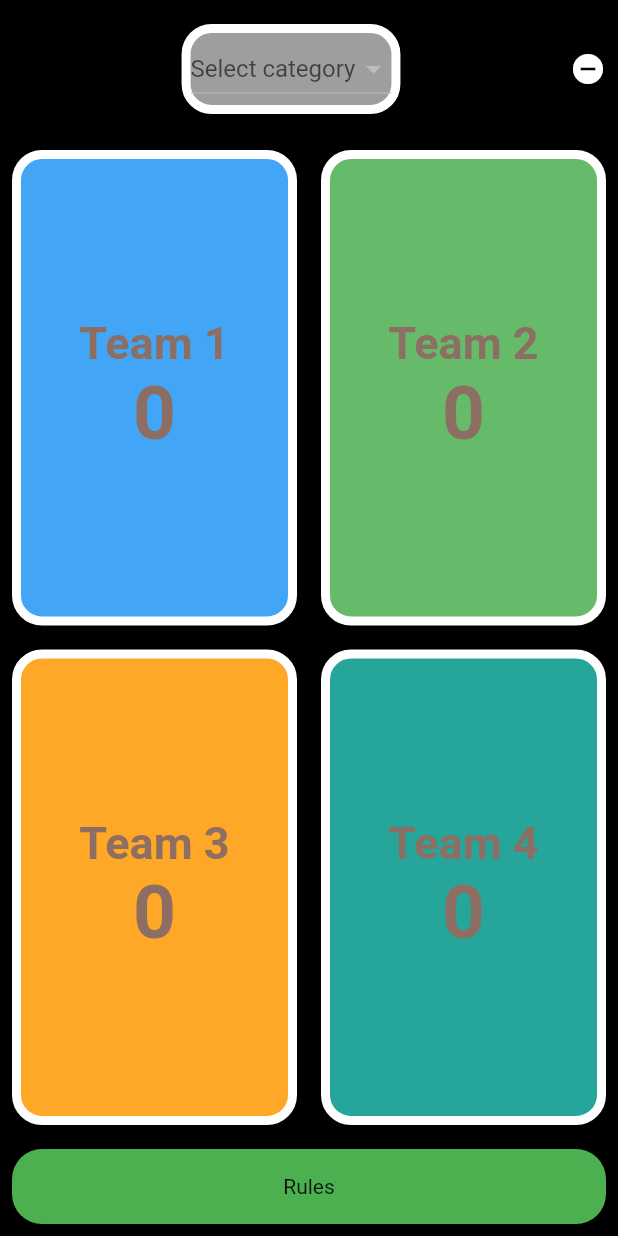
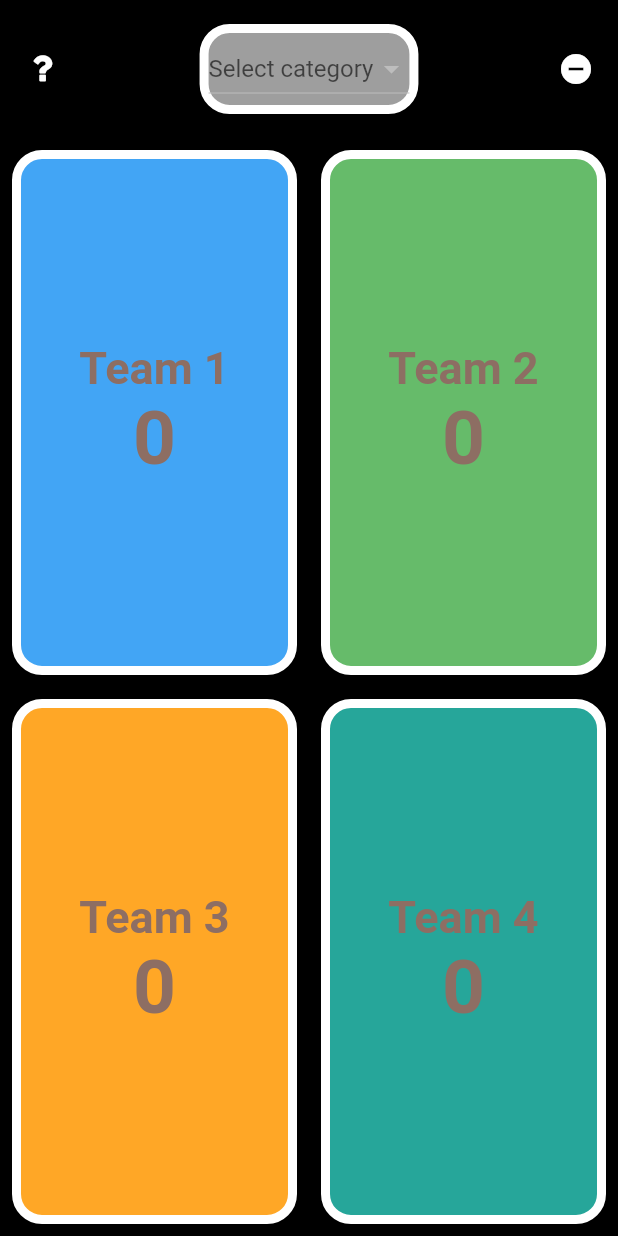
Before and after one commit to angin91/play_with_friends, a Flutter app: the GuessWhoStartPage screen opened directly, on a phone screen of 412 x 824 dp. Run offline on Flutter 3.47's test engine with Material 2 defaults, Android fonts, the phone set to English and light mode, and no system bars; our stand-ins replace flip_card, shared_preferences, wakelock; missing offline and left inert: aeyrium_sensor, fullscreen; accounts and stored records are empty.

Commit message:
Added cutom icons and changed how to show the rules in guess who

```diff
--- a/lib/games/GuessWhoStartPage.dart
+++ b/lib/games/GuessWhoStartPage.dart
@@ -1,9 +1,8 @@
 import 'package:flutter/material.dart';
 import 'package:flutter/services.dart';
 import 'package:play_with_friends/games/general/GuessWho.dart';
-import 'package:play_with_friends/widgets/CostumButton.dart';
+import 'package:play_with_friends/models/custom_icons.dart';
 import 'package:play_with_friends/widgets/CustomBox.dart';
-import 'file:///C:/Users/angin/workspace/play_with_friends/lib/games/general/RulePage.dart';
 import 'package:shared_preferences/shared_preferences.dart';
 
 import '../Helper.dart';
@@ -94,6 +93,13 @@ class _GuessWhoStartPageState extends State<GuessWhoStartPage> {
                   padding: const EdgeInsets.all(8.0),
                   child: Row(
                     children: [
+                      Padding(
+                        padding: const EdgeInsets.all(8.0),
+                        child: GestureDetector(
+                          child: Icon(CustomIcons.help, color: Colors.white,),
+                          onTap: () => getRule("resource/rules/guess_who_rules_swe"),
+                        ),
+                      ),
                       Expanded(
                         child: Center(
                           child: Padding(
@@ -128,10 +134,13 @@ class _GuessWhoStartPageState extends State<GuessWhoStartPage> {
                           ),
                         ),
                       ),
-                      GestureDetector(
-                          child: Icon(Icons.remove_circle, color: Colors.white,),
-                        onTap: () => _resetPoints(),
-                      )
+                      Padding(
+                        padding: const EdgeInsets.all(8.0),
+                        child: GestureDetector(
+                            child: Icon(Icons.remove_circle, color: Colors.white,),
+                          onTap: () => _resetPoints(),
+                        ),
+                      ),
                     ],
                   ),
                 ),
@@ -185,13 +194,6 @@ class _GuessWhoStartPageState extends State<GuessWhoStartPage> {
                         ),
                       ),
                     ],
-                  ),
-                ),
-                Padding(
-                  padding: const EdgeInsets.all(8.0),
-                  child: CustomButton(
-                    text: "Rules",
-                    onTap: () => getRule("resource/rules/guess_who_rules_swe"),
                   ),
                 ),
               ],
@@ -262,6 +264,21 @@ class _GuessWhoStartPageState extends State<GuessWhoStartPage> {
   void getRule(url) async {
     var text = await helper.getFileData(url);
 
-    Navigator.push(context, MaterialPageRoute(builder: (context) => RulePage(text: text),));
+    showModalBottomSheet(context: context, builder: (context) {
+      return Container(
+        height: MediaQuery.of(context).copyWith().size.height * 0.70,
+        color: Colors.transparent,
+        child: new Container(
+            decoration: new BoxDecoration(
+                color: Colors.white.withOpacity(0.9),
+                borderRadius: new BorderRadius.only(
+                    topLeft: const Radius.circular(20.0),
+                    topRight: const Radius.circular(20.0))),
+            child: new Center(
+              child: new Text(text, textAlign: TextAlign.center,),
+            )),
+      );
+    }, isScrollControlled: true);
+//    Navigator.push(context, MaterialPageRoute(builder: (context) => RulePage(text: text),));
   }
 }
--- a/lib/main.dart
+++ b/lib/main.dart
@@ -17,6 +17,7 @@ class MyApp extends StatelessWidget {
         // is not restarted.
         primarySwatch: Colors.blue,
         visualDensity: VisualDensity.adaptivePlatformDensity,
+        canvasColor: Colors.transparent,
       ),
       home: SelectGamePage(title: 'Play With Friends'),
 //      home: GuessWhoStartPage(),
--- /dev/null
+++ b/lib/models/custom_icons.dart
@@ -0,0 +1,16 @@
+
+import 'package:flutter/widgets.dart';
+
+class CustomIcons {
+  CustomIcons._();
+
+  static const _kFontFam = 'CustomIcons';
+  static const _kFontPkg = null;
+
+  static const IconData help_circled = IconData(0xe800, fontFamily: _kFontFam, fontPackage: _kFontPkg);
+  static const IconData help = IconData(0xf128, fontFamily: _kFontFam, fontPackage: _kFontPkg);
+  static const IconData clovers_card = IconData(0xe96b, fontFamily: _kFontFam, fontPackage: _kFontPkg);
+  static const IconData diamonds_card = IconData(0xe993, fontFamily: _kFontFam, fontPackage: _kFontPkg);
+  static const IconData hearts_card = IconData(0xe9f9, fontFamily: _kFontFam, fontPackage: _kFontPkg);
+  static const IconData spades_card = IconData(0xeaa9, fontFamily: _kFontFam, fontPackage: _kFontPkg);
+}
--- a/pubspec.yaml
+++ b/pubspec.yaml
@@ -45,6 +45,11 @@ dev_dependencies:
 # The following section is specific to Flutter.
 flutter:
 
+  fonts:
+    - family:  CustomIcons
+      fonts:
+       - asset: resource/icons/CustomIcons.ttf
+
   # The following line ensures that the Material Icons font is
   # included with your application, so that you can use the icons in
   # the material Icons class.
```
Also changed, not shown: lib/games/general/RulePage.dart (+0 -7 lines), resource/icons/CustomIcons.ttf (added).
